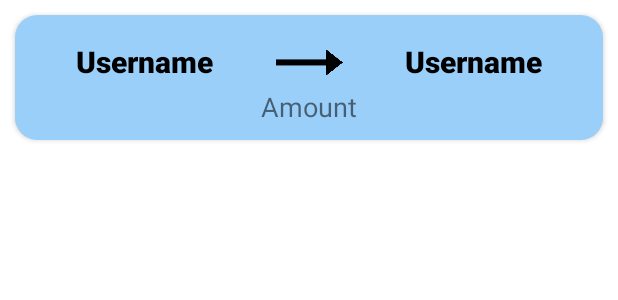
After one commit to PraketChavan/Banking-App, an Android app: the layout transaction_popup.xml on its own in the app's theme, with its tools: preview values and no code run, on a phone screen of 412 x 824 dp. The commit adds this screen. Shown: the top 300 px of the screen. Run offline under Robolectric (Android 15) with nearby library versions, the phone set to English and light mode, and no system bars.

Commit message:
completed the implementation of the popup view with all the relevant details

```diff
--- a/app/src/main/java/com/example/bankingapp/Activities/TransactionHistory.java
+++ b/app/src/main/java/com/example/bankingapp/Activities/TransactionHistory.java
@@ -30,7 +30,7 @@ public class TransactionHistory extends AppCompatActivity {
     }
 
     private void setAdapter() {
-        TransactionRecyclerAdapter adapter = new TransactionRecyclerAdapter(transactionlist);
+        TransactionRecyclerAdapter adapter = new TransactionRecyclerAdapter(transactionlist, false);
         RecyclerView.LayoutManager layoutManager = new LinearLayoutManager(getApplicationContext());
         recyclerView.setLayoutManager(layoutManager);
         recyclerView.setItemAnimator(new DefaultItemAnimator());
--- a/app/src/main/java/com/example/bankingapp/Model/CustomerModel.java
+++ b/app/src/main/java/com/example/bankingapp/Model/CustomerModel.java
@@ -1,6 +1,8 @@
 package com.example.bankingapp.Model;
 
-public class CustomerModel {
+import java.io.Serializable;
+
+public class CustomerModel implements Serializable {
     private int id;
     private String name;
     private String email;
--- /dev/null
+++ b/app/src/main/res/layout/transaction_popup.xml
@@ -0,0 +1,77 @@
+<?xml version="1.0" encoding="utf-8"?>
+<androidx.cardview.widget.CardView xmlns:android="http://schemas.android.com/apk/res/android"
+    xmlns:app="http://schemas.android.com/apk/res-auto"
+    xmlns:tools="http://schemas.android.com/tools"
+    android:id="@+id/transItem"
+    android:layout_width="match_parent"
+    android:layout_height="wrap_content"
+    android:layout_marginLeft="10sp"
+    android:layout_marginTop="10sp"
+    android:layout_marginRight="10sp"
+    android:layout_marginBottom="10sp"
+    android:rotationX="0"
+    app:cardCornerRadius="15sp">
+
+    <androidx.constraintlayout.widget.ConstraintLayout
+        android:layout_width="match_parent"
+        android:layout_height="match_parent"
+        android:background="#732196F3"
+        android:paddingLeft="10sp"
+        android:paddingTop="10sp"
+        android:paddingRight="10sp"
+        android:paddingBottom="10sp">
+
+        <TextView
+            android:id="@+id/transItem_from"
+            android:layout_width="wrap_content"
+            android:layout_height="wrap_content"
+            android:layout_marginTop="10dp"
+            android:fontFamily="sans-serif-black"
+            android:includeFontPadding="false"
+            android:text="Username"
+            android:textColor="@color/black"
+            android:textSize="20sp"
+            app:layout_constraintEnd_toStartOf="@+id/transfer_arrow"
+            app:layout_constraintStart_toStartOf="parent"
+            app:layout_constraintTop_toTopOf="parent" />
+
+        <TextView
+            android:id="@+id/transItem_to"
+            android:layout_width="wrap_content"
+            android:layout_height="wrap_content"
+            android:fontFamily="sans-serif-black"
+            android:includeFontPadding="false"
+            android:text="Username"
+            android:textColor="@color/black"
+            android:textSize="20sp"
+            app:layout_constraintBottom_toBottomOf="@+id/transItem_from"
+            app:layout_constraintEnd_toEndOf="parent"
+            app:layout_constraintStart_toEndOf="@+id/transfer_arrow"
+            app:layout_constraintTop_toTopOf="@+id/transItem_from"
+            app:layout_constraintVertical_bias="1.0" />
+
+        <ImageView
+            android:id="@+id/transfer_arrow"
+            android:layout_width="66dp"
+            android:layout_height="18dp"
+            android:layout_marginStart="-5dp"
+            app:layout_constraintBottom_toBottomOf="@+id/transItem_from"
+            app:layout_constraintEnd_toStartOf="@+id/transItem_to"
+            app:layout_constraintStart_toEndOf="@+id/transItem_from"
+            app:layout_constraintTop_toTopOf="@+id/transItem_from"
+            app:srcCompat="@drawable/transfer_arrow" />
+
+        <TextView
+            android:id="@+id/transItem_amount"
+            android:layout_width="wrap_content"
+            android:layout_height="wrap_content"
+            android:layout_marginTop="5dp"
+            android:text="Amount"
+            android:textSize="18sp"
+            app:layout_constraintEnd_toEndOf="@+id/transfer_arrow"
+            app:layout_constraintStart_toStartOf="@+id/transfer_arrow"
+            app:layout_constraintTop_toBottomOf="@+id/transItem_from" />
+
+    </androidx.constraintlayout.widget.ConstraintLayout>
+
+</androidx.cardview.widget.CardView>
--- a/app/src/main/res/values/themes.xml
+++ b/app/src/main/res/values/themes.xml
@@ -19,6 +19,10 @@
         <item name="windowNoTitle">true</item>
     </style>
 
+    <style name="Theme.BankingApp.Popup">
+        <item name="android:windowIsTranslucent">true</item>
+        <item name="android:windowCloseOnTouchOutside">true</item>
+    </style>
     <style name="Theme.BankingApp.AppBarOverlay" parent="ThemeOverlay.AppCompat.Dark.ActionBar" />
 
     <style name="Theme.BankingApp.PopupOverlay" parent="ThemeOverlay.AppCompat.Light" />
```
Also changed, not shown: app/src/main/AndroidManifest.xml (+6 -2 lines), app/src/main/java/com/example/bankingapp/Activities/PopUpActivity.java (added, +92 -0 lines), app/src/main/java/com/example/bankingapp/Activities/ScrollingActivity.java (+14 -1 lines), app/src/main/java/com/example/bankingapp/Adapters/CustomerRecyclerAdapter.java (+12 -16 lines), app/src/main/java/com/example/bankingapp/Adapters/MyViewHolder.java (added, +29 -0 lines), app/src/main/java/com/example/bankingapp/Adapters/TransactionRecyclerAdapter.java (+11 -3 lines), app/src/main/java/com/example/bankingapp/Database/DatabaseHelper.java (+36 -6 lines), app/src/main/res/drawable/popup_background.xml (added, +10 -0 lines), app/src/main/res/layout/activity_pop_up.xml (added, +84 -0 lines).
